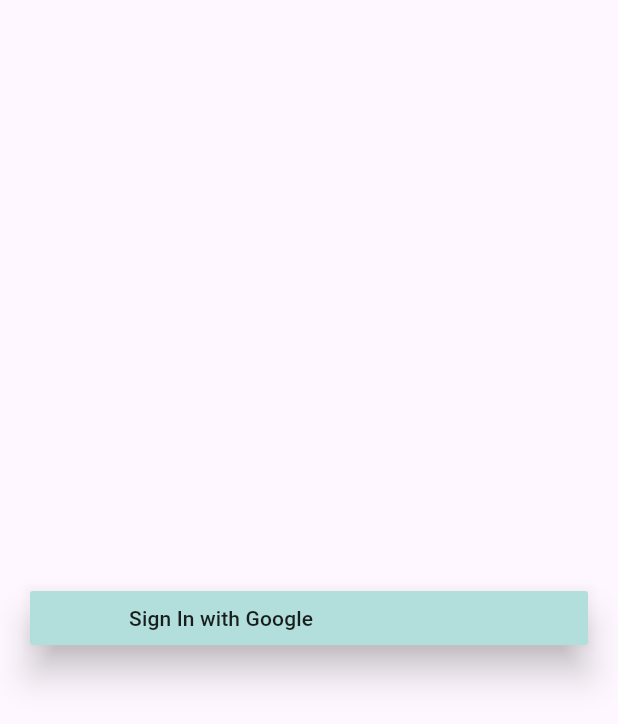
After one commit to sujit471/weather_app_bloc, a Flutter app: the SignInWithGoogle screen opened directly, after a tap on "Sign In with Google", on a phone screen of 412 x 824 dp. The commit adds this screen. Shown: the top 724 px of the screen. Run offline on Flutter 3.47's test engine with Material 3 defaults, Android fonts, the phone set to English and light mode, and no system bars; our stand-ins replace animated_text_kit, bloc, equatable, firebase_auth, firebase_core, flutter_bloc and 4 more; accounts and stored records are empty; network calls fail.

Commit message:
added google sign in

```diff
--- /dev/null
+++ b/lib/Screens/signin with google.dart
@@ -0,0 +1,83 @@
+import 'package:firebase_auth/firebase_auth.dart';
+import 'package:flutter/material.dart';
+import 'package:google_sign_in/google_sign_in.dart';
+import 'package:weather_app_bloc/Screens/home_screen.dart';
+
+class SignInWithGoogle extends StatefulWidget {
+  SignInWithGoogle({Key? key}) : super(key: key);
+
+  @override
+  _SignInWithGoogleState createState() => _SignInWithGoogleState();
+}
+
+class _SignInWithGoogleState extends State<SignInWithGoogle> {
+  final FirebaseAuth auth = FirebaseAuth.instance;
+  final GoogleSignIn _googleSignIn = GoogleSignIn();
+
+  Future<void> signup(BuildContext context) async {
+   try{
+     final GoogleSignIn googleSignIn = GoogleSignIn();
+   final GoogleSignInAccount? googleSignInAccount = await googleSignIn.signIn();
+   if (googleSignInAccount != null) {
+     final GoogleSignInAuthentication googleSignInAuthentication =
+     await googleSignInAccount.authentication;
+     final AuthCredential authCredential = GoogleAuthProvider.credential(
+         idToken: googleSignInAuthentication.idToken,
+         accessToken: googleSignInAuthentication.accessToken);
+
+     // Getting users credential
+     UserCredential result = await auth.signInWithCredential(authCredential);
+     User? user = result.user;
+
+     if (result != null) {
+       Navigator.pushReplacement(
+           context, MaterialPageRoute(builder: (context) => HomeScreen()));
+     }  // if result not null we simply call the MaterialpageRoute,
+     // for go to the HomePage screen
+     else {
+       print("Sign in cancelled by the user");
+
+     }
+   }
+    }
+    catch(e){
+     print("Errro during sign in : $e");
+    }
+  }
+
+  @override
+  Widget build(BuildContext context) {
+    return Scaffold(
+      body: Container(
+        width: double.infinity,
+        height: double.infinity,
+        child: Column(
+          mainAxisAlignment: MainAxisAlignment.spaceEvenly,
+          children: [
+            Padding(
+              padding: const EdgeInsets.only(left: 20, right: 20),
+              child: MaterialButton(
+                color: Colors.teal[100],
+                elevation: 10,
+                child: Row(
+                  mainAxisAlignment: MainAxisAlignment.start,
+                  children: [
+                    Container(
+                      height: 30.0,
+                      width: 30.0,
+                    ),
+                    const SizedBox(width: 20),
+                    const Text("Sign In with Google"),
+                  ],
+                ),
+                onPressed: () {
+                  signup(context);  // Call the signup method when button is pressed
+                },
+              ),
+            ),
+          ],
+        ),
+      ),
+    );
+  }
+}
--- a/lib/bloc/authentication/authentication_event.dart
+++ b/lib/bloc/authentication/authentication_event.dart
@@ -1,4 +1,5 @@
 import 'package:equatable/equatable.dart';
+import 'package:weather_app_bloc/bloc/authentication/authentication_state.dart';
 
 // Define Authentication Events
 abstract class AuthenticationEvent extends Equatable {
@@ -29,3 +30,5 @@ class SigninUser extends AuthenticationEvent {
 }
 // Event for signing out a user
 class SignOut extends AuthenticationEvent {}
+
+class SignInWithGoogle extends AuthenticationEvent{}
--- a/lib/bloc/authentication/authentication_state.dart
+++ b/lib/bloc/authentication/authentication_state.dart
@@ -1,45 +1,97 @@
 import 'package:equatable/equatable.dart';
-import 'package:firebase_auth/firebase_auth.dart';
 import '../../services/user_model.dart';
 
-// Define Authentication States
-abstract class AuthenticationState extends Equatable {
-  const AuthenticationState();
+// // Define Authentication States
+// abstract class AuthenticationState extends Equatable {
+//   const AuthenticationState();
+//
+//   @override
+//   List<Object> get props => [];
+// }
+//
+// class AuthenticationInitial extends AuthenticationState {}
+//
+// class AuthenticationLoadingState extends AuthenticationState {
+//   final bool isLoading;
+//
+//   const AuthenticationLoadingState({required this.isLoading});
+//
+//   @override
+//   List<Object> get props => [isLoading];
+// }
+//
+// class AuthenticationSuccess extends AuthenticationState {
+//   final UserModel user;
+//
+//   const AuthenticationSuccess(this.user);
+//
+//   @override
+//   List<Object> get props => [user];
+// }
+//
+// class AuthenticationError extends AuthenticationState {
+//   final String message;
+//
+//   const AuthenticationError(this.message);
+//
+//   @override
+//   List<Object> get props => [message];
+// }
+//
+// class SignUpSuccess extends AuthenticationState{
+// final UserModel user ;
+// const SignUpSuccess(this.user);
+// }
+
+enum AuthStatus {
+  initial ,
+  isLoading ,
+  success ,
+  error ,
+  signUpSuccess ,
+
+}
+class AuthenticationState extends Equatable {
+  final UserModel ?  user  ;
+  final AuthStatus status ;
+  final String ? message ;
+  const AuthenticationState  (
+      {
+        required this.status,
+        this.user,
+        this.message,
+      });
+  // factory  AuthenticationState._(
+  //     {
+  //       required AuthStatus status,
+  //       UserModel ?  user ,
+  //     }
+  //     )
+  // {return AuthenticationState (
+  //     status : status ,
+  //     user : user,
+  // );
+  // }
+  AuthenticationState copyWith(
+      {
+        AuthStatus ? status ,
+        UserModel ? user ,
+      }
+      )
+  {
+    return  AuthenticationState (status : status ?? this.status , user : user ?? this.user );
+  }
+
 
   @override
-  List<Object> get props => [];
+  List<Object?> get props => [status, user];
+  @override
+  String toString (){
+    return 'AuthenticationState {status : $status , user : $user}';
+  }
+
+
+
+
+
 }
-
-class AuthenticationInitial extends AuthenticationState {}
-
-class AuthenticationLoadingState extends AuthenticationState {
-  final bool isLoading;
-
-  const AuthenticationLoadingState({required this.isLoading});
-
-  @override
-  List<Object> get props => [isLoading];
-}
-
-class AuthenticationSuccess extends AuthenticationState {
-  final UserModel user;
-
-  const AuthenticationSuccess(this.user);
-
-  @override
-  List<Object> get props => [user];
-}
-
-class AuthenticationError extends AuthenticationState {
-  final String message;
-
-  const AuthenticationError(this.message);
-
-  @override
-  List<Object> get props => [message];
-}
-
-class SignUpSuccess extends AuthenticationState{
-final UserModel user ;
-SignUpSuccess(this.user);
-}
--- a/lib/bloc/weather_state.dart
+++ b/lib/bloc/weather_state.dart
@@ -1,33 +1,84 @@
 import 'package:equatable/equatable.dart';
 import 'package:weather/weather.dart';
 
-sealed class WeatherState extends Equatable {
-  const WeatherState();
+// sealed class WeatherState extends Equatable {
+//   const WeatherState();
+//
+//   @override
+//   List<Object> get props => [];
+// }
 
-  @override
-  List<Object> get props => [];
+// class WeatherInitial extends WeatherState {}
+//
+// class WeatherLoading extends WeatherState {}
+//
+// class WeatherError extends WeatherState {
+//   final String message;
+//
+//   const WeatherError(this.message);
+//
+//   @override
+//   List<Object> get props => [message];
+// }
+//
+// class WeatherSuccess extends WeatherState {
+//   final Weather weather;
+//
+//   const WeatherSuccess(this.weather);
+//
+//   @override
+//   List<Object> get props => [weather];
+// }
+//
+// class WeatherFailure extadends WeatherState {}
+
+enum WeatherStatus {
+ initial ,
+  loading ,
+  error ,
+  success
+
 }
 
-class WeatherInitial extends WeatherState {}
+class WeatherState extends Equatable{
+final WeatherStatus status ;
+final Weather ?weather ;
+final String  ? message ;
+const  WeatherState({
+  required this.status,
+this.weather ,
+  this.message
+});
+// factory WeatherState.initial() {
+//   return const WeatherState._(status: WeatherStatus.initial, weather:null, message: '' );
+// }
+// A single factory constructor to handle all states
+  // save the memory on  no creating the same instances again and again
+// const WeatherState (this.status, this.weather, this.message, {});
+// factory WeatherState({
+//   required WeatherStatus status,
+//   Weather? weather,
+//   String? message,
+// }) {
+//   return WeatherState._(
+//     status: status,
+//     weather: weather,
+//     message: message,
+//   );
+// }
+WeatherState copyWith({
+WeatherStatus ? status ,
+  Weather ? weather ,
+  String ?  message,
+})
+{
+  return WeatherState(status: status ?? this.status , weather : weather ?? this.weather, message: message ?? this.message );
 
-class WeatherLoading extends WeatherState {}
-
-class WeatherError extends WeatherState {
-  final String message;
-
-  const WeatherError(this.message);
-
-  @override
-  List<Object> get props => [message];
 }
-
-class WeatherSuccess extends WeatherState {
-  final Weather weather;
-
-  const WeatherSuccess(this.weather);
-
-  @override
-  List<Object> get props => [weather];
+@override
+List<Object?> get props => [status, weather , message];
+@override
+  String toString(){
+  return 'WeatherState {status : $status , message : $message,weather : $weather }';
 }
-
-class WeatherFailure extends WeatherState {}
+}
--- a/pubspec.yaml
+++ b/pubspec.yaml
@@ -44,6 +44,7 @@ dependencies:
   animated_text_kit: ^4.2.2
   firebase_auth: ^4.16.0
   firebase_core: ^2.24.2
+  google_sign_in: ^6.2.1
 
 dev_dependencies:
   flutter_test:
```
Also changed, not shown: lib/Screens/home_screen.dart (+82 -37 lines), lib/Screens/login_screen.dart (+47 -11 lines), lib/Screens/signup.dart (+29 -3 lines), lib/bloc/authentication/authentication_bloc.dart (+23 -12 lines), lib/bloc/weather_bloc.dart (+8 -12 lines), lib/main.dart (+14 -5 lines), lib/services/authentication.dart (+32 -3 lines), lib/Screens/home_screen_test.dart (added), pubspec.lock, 1 other file.
